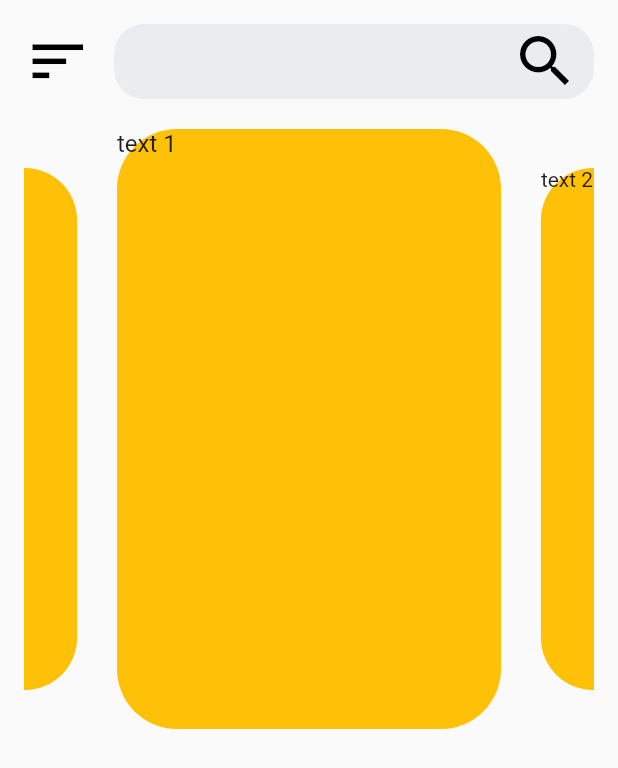
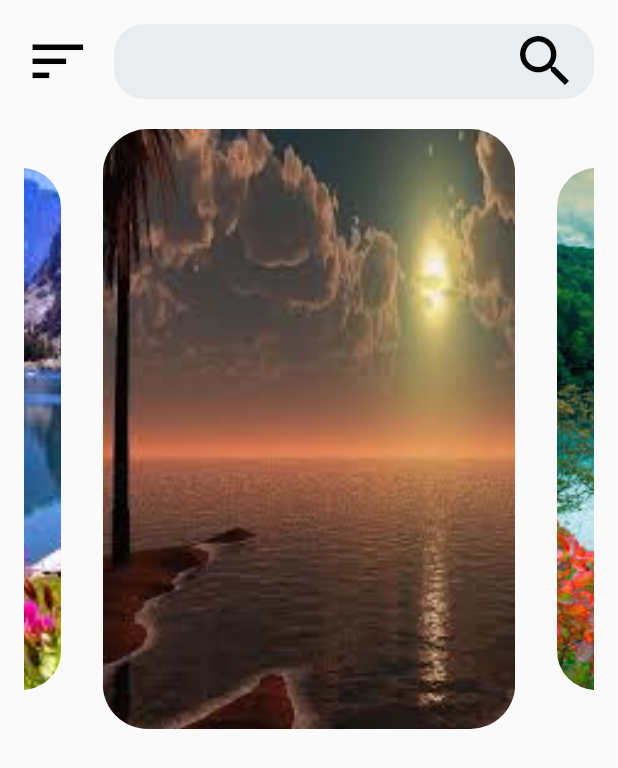
Before and after one commit to musabagab/Wallpapery, a Flutter app: the screen it shows after launch, on a phone screen of 412 x 824 dp. Shown: the top 768 px of the screen. Run offline on Flutter 3.47's test engine with Material 2 defaults, Android fonts, the phone set to English and light mode, and no system bars; drawn by our look-alikes of carousel_slider; our stand-ins replace splashscreen.

```diff
--- a/lib/screens/HomeScreen.dart
+++ b/lib/screens/HomeScreen.dart
@@ -8,6 +8,13 @@ class Home extends StatefulWidget {
 }
 
 class _HomeState extends State<Home> {
+  var images = [
+    'assets/images/1.jpg',
+    'assets/images/2.jpg',
+    'assets/images/3.jpg',
+    'assets/images/4.jpg',
+  ];
+
   @override
   Widget build(BuildContext context) {
     return Scaffold(
@@ -23,19 +30,19 @@ class _HomeState extends State<Home> {
             CarouselSlider(
               height: 400.0,
               enlargeCenterPage: true,
-              viewportFraction: .7,
-              items: [1, 2, 3, 4, 5].map((i) {
+              viewportFraction: .75,
+              items: [0, 1, 2, 3].map((i) {
                 return Builder(
                   builder: (BuildContext context) {
                     return Container(
                         width: MediaQuery.of(context).size.width,
                         margin: EdgeInsets.symmetric(horizontal: 5.0),
-                        decoration: BoxDecoration(
-                            color: Colors.amber,
-                            borderRadius: BorderRadius.circular(40)),
-                        child: Text(
-                          'text $i',
-                          style: TextStyle(fontSize: 16.0),
+                        child: ClipRRect(
+                          borderRadius: BorderRadius.circular(30),
+                          child: Image.asset(
+                            images[i],
+                            fit: BoxFit.cover,
+                          ),
                         ));
                   },
                 );
--- a/pubspec.yaml
+++ b/pubspec.yaml
@@ -39,9 +39,9 @@ flutter:
   uses-material-design: true
 
   # To add assets to your application, add an assets section, like this:
-  # assets:
-  #  - images/a_dot_burr.jpeg
-  #  - images/a_dot_ham.jpeg
+  assets:
+   - assets/images/
+
 
   # An image asset can refer to one or more resolution-specific "variants", see
   # https://flutter.dev/assets-and-images/#resolution-aware.
```
Also changed, not shown: assets/images/1.jpg (added), assets/images/2.jpg (added), assets/images/3.jpg (added), assets/images/4.jpg (added).
